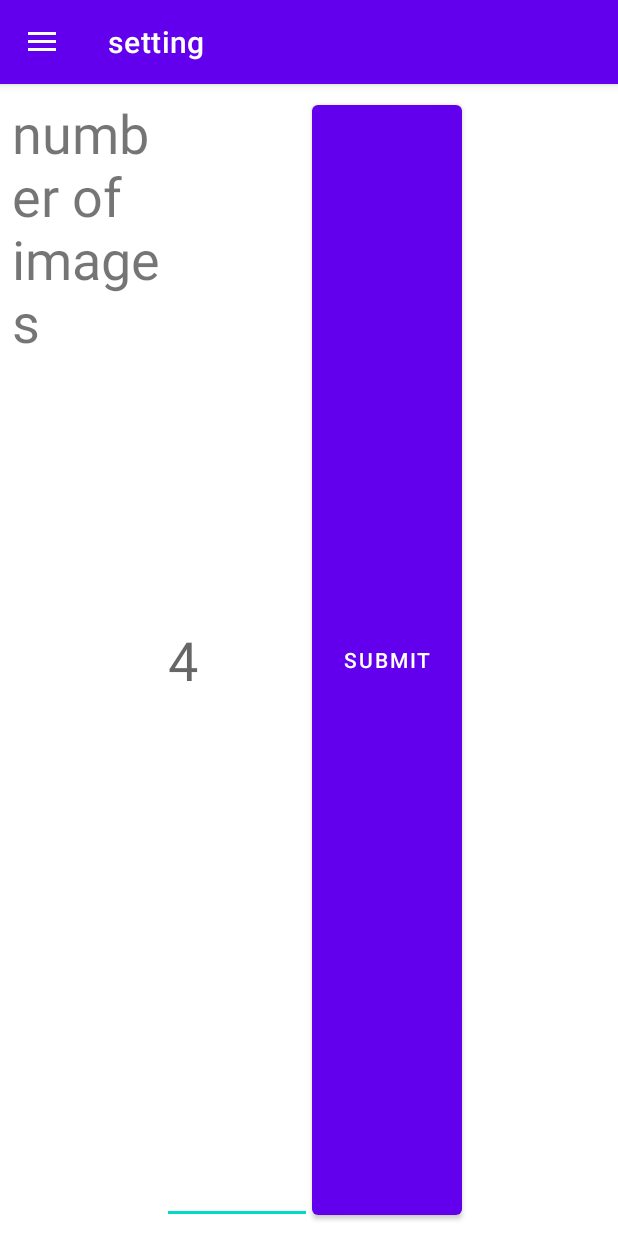
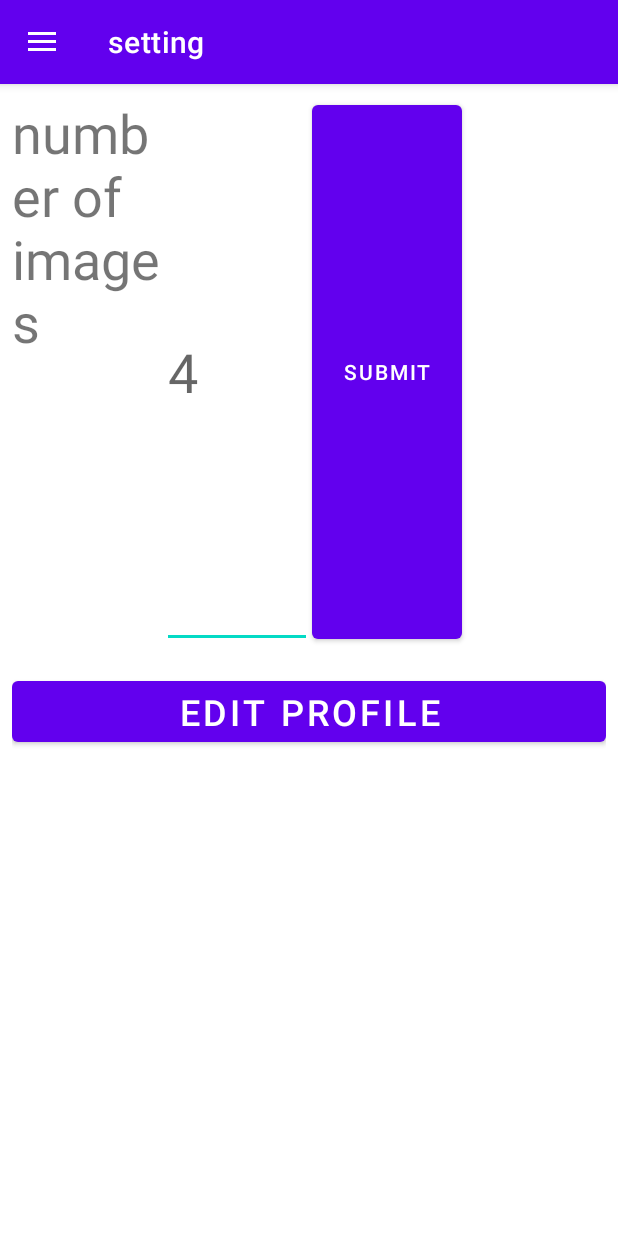
Before and after one commit to yazdian1400/monuments_gallery, an Android app: the screen it shows after launch (MainActivity), in the side drawer, after a tap on "setting", on a phone screen of 412 x 824 dp. Run offline under Robolectric (Android 15) with nearby library versions, the phone set to English and light mode, and no system bars; our stand-ins replace navigation-ui.

Commit message:
add a button to edit profile in setting fragment

```diff
--- a/app/src/main/res/layout/fragment_setting.xml
+++ b/app/src/main/res/layout/fragment_setting.xml
@@ -3,6 +3,7 @@
     xmlns:tools="http://schemas.android.com/tools"
     android:layout_width="match_parent"
     android:layout_height="match_parent"
+    xmlns:app="http://schemas.android.com/apk/res-auto"
     tools:context=".SettingFragment"
     android:orientation="vertical">
 
@@ -30,4 +31,18 @@
             android:id="@+id/btn_num_submit"
             android:text="submit"/>
     </LinearLayout>
+
+    <LinearLayout
+        android:layout_width="match_parent"
+        android:layout_height="0dp"
+        android:layout_weight="1"
+        android:orientation="horizontal"
+        android:padding="8dp">
+
+        <com.google.android.material.button.MaterialButton
+            style="@style/style_button_in_setting"
+            android:layout_width="match_parent"
+            android:layout_height="wrap_content"
+            android:text="edit profile" />
+    </LinearLayout>
 </LinearLayout>
--- a/app/src/main/res/values/styles.xml
+++ b/app/src/main/res/values/styles.xml
@@ -16,4 +16,11 @@
         <item name="android:textSize">16sp</item>
         <item name="android:gravity">center</item>
     </style>
+    <style name="style_button_in_setting">
+        <item name="android:layout_width">match_parent</item>
+        <item name="android:layout_height">wrap_content</item>
+        <item name="android:textSize">24sp</item>
+        <item name="android:gravity">center</item>
+        <item name="android:radius">16dp</item>
+    </style>
 </resources>
```
